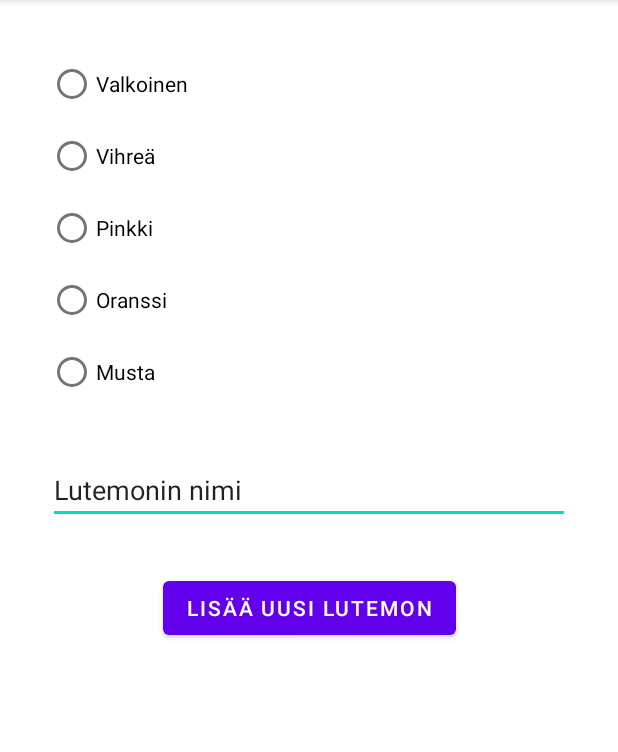
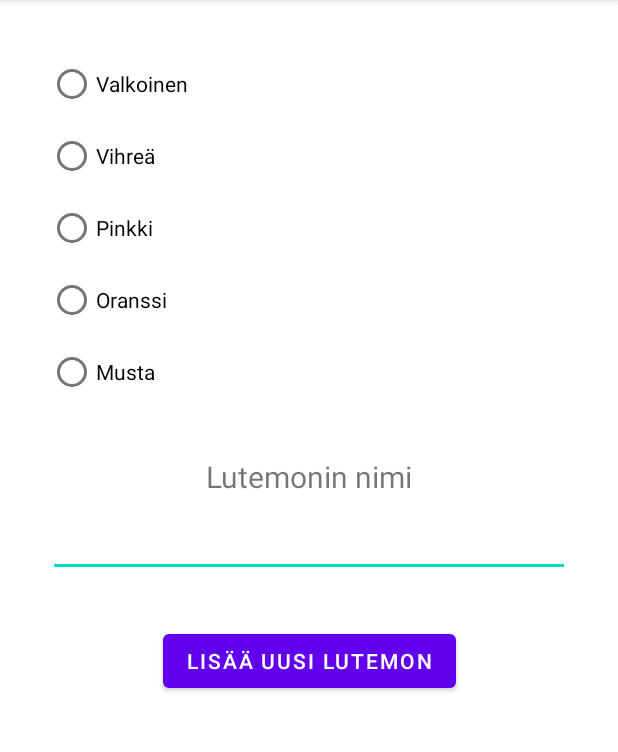
Before and after one commit to samppa13/Olio_ohjelmointi_harjoitustyo, an Android app: the AddLutemonActivity screen opened directly, with no data from a screen before it, on a phone screen of 412 x 824 dp, the part 84-836 px from its top. Run offline under Robolectric (Android 15) with nearby library versions, the phone set to English and light mode, and no system bars.

Commit message:
Improve the code.

```diff
--- a/app/src/main/java/com/example/olio_ohjelmointi_harjoitustyo/BattleFieldActivity.java
+++ b/app/src/main/java/com/example/olio_ohjelmointi_harjoitustyo/BattleFieldActivity.java
@@ -33,7 +33,7 @@
         CheckBox checkBox;
         for (Lutemon lutemon: BattleField.getInstance().getLutemons()) {
             checkBox = new CheckBox(this);
-            checkBox.setText(lutemon.getName());
+            checkBox.setText(lutemon.getColor() + " (" + lutemon.getName() + ")");
             checkBox.setId(lutemon.getId());
             checkBoxesLinearLayout.addView(checkBox);
         }
--- a/app/src/main/java/com/example/olio_ohjelmointi_harjoitustyo/Black.java
+++ b/app/src/main/java/com/example/olio_ohjelmointi_harjoitustyo/Black.java
@@ -2,6 +2,6 @@
 
 public class Black extends Lutemon {
     public Black(String name) {
-        super(name, "Musta", 9, 0, 0, 16, 16, getNumberOfCreatedLutemons(), R.drawable.black);
+        super(name, "Musta", 9, 0, 16, 16, getNumberOfCreatedLutemons(), R.drawable.black);
     }
 }
--- a/app/src/main/java/com/example/olio_ohjelmointi_harjoitustyo/Green.java
+++ b/app/src/main/java/com/example/olio_ohjelmointi_harjoitustyo/Green.java
@@ -2,6 +2,6 @@
 
 public class Green extends Lutemon {
     public Green(String name) {
-        super(name, "Vihreä", 6, 3, 0, 19, 19, getNumberOfCreatedLutemons(), R.drawable.green);
+        super(name, "Vihreä", 6, 3, 19, 19, getNumberOfCreatedLutemons(), R.drawable.green);
     }
 }
--- a/app/src/main/java/com/example/olio_ohjelmointi_harjoitustyo/MoveLutemonsActivity.java
+++ b/app/src/main/java/com/example/olio_ohjelmointi_harjoitustyo/MoveLutemonsActivity.java
@@ -35,7 +35,7 @@
         CheckBox checkBox;
         for (Lutemon lutemon: Storage.getAllLutemons()) {
             checkBox = new CheckBox(this);
-            checkBox.setText(lutemon.getName());
+            checkBox.setText(lutemon.getColor() + " (" + lutemon.getName() + ")");
             checkBox.setId(lutemon.getId());
             checkBoxLinearLayout.addView(checkBox);
         }
--- a/app/src/main/java/com/example/olio_ohjelmointi_harjoitustyo/Orange.java
+++ b/app/src/main/java/com/example/olio_ohjelmointi_harjoitustyo/Orange.java
@@ -2,6 +2,6 @@
 
 public class Orange extends Lutemon {
     public Orange(String name) {
-        super(name, "Oranssi", 8, 1, 0, 17, 17, getNumberOfCreatedLutemons(), R.drawable.orange);
+        super(name, "Oranssi", 8, 1, 17, 17, getNumberOfCreatedLutemons(), R.drawable.orange);
     }
 }
--- a/app/src/main/java/com/example/olio_ohjelmointi_harjoitustyo/Pink.java
+++ b/app/src/main/java/com/example/olio_ohjelmointi_harjoitustyo/Pink.java
@@ -2,6 +2,6 @@
 
 public class Pink extends Lutemon {
     public Pink(String name) {
-        super(name, "Pinkki", 7, 2, 0, 18, 18, getNumberOfCreatedLutemons(), R.drawable.pink);
+        super(name, "Pinkki", 7, 2, 18, 18, getNumberOfCreatedLutemons(), R.drawable.pink);
     }
 }
--- a/app/src/main/java/com/example/olio_ohjelmointi_harjoitustyo/StatisticsActivity.java
+++ b/app/src/main/java/com/example/olio_ohjelmointi_harjoitustyo/StatisticsActivity.java
@@ -33,7 +33,7 @@
         column3d.title().padding(0d, 0d, 15d, 0d);
         ArrayList<DataEntry> seriesData = new ArrayList<>();
         for (Lutemon lutemon: Storage.getAllLutemons()) {
-            seriesData.add(new Statistics(lutemon.getName(), lutemon.getWins(), lutemon.getLosses(), lutemon.getTrainingDays()));
+            seriesData.add(new Statistics(lutemon.getColor() + " (" + lutemon.getName() + ")", lutemon.getWins(), lutemon.getLosses(), lutemon.getTrainingDays()));
         }
         Set set = Set.instantiate();
         set.data(seriesData);
--- a/app/src/main/java/com/example/olio_ohjelmointi_harjoitustyo/Storage.java
+++ b/app/src/main/java/com/example/olio_ohjelmointi_harjoitustyo/Storage.java
@@ -21,6 +21,10 @@
         lutemons.remove(lutemon);
     }
 
+    public void removeLutemons() {
+        lutemons.removeAll(lutemons);
+    }
+
     public static ArrayList<Lutemon> getAllLutemons() {
         ArrayList<Lutemon> allLutemons = new ArrayList<>();
         allLutemons.addAll(Home.getInstance().getLutemons());
--- a/app/src/main/java/com/example/olio_ohjelmointi_harjoitustyo/TrainingArea.java
+++ b/app/src/main/java/com/example/olio_ohjelmointi_harjoitustyo/TrainingArea.java
@@ -12,10 +12,6 @@
         return trainingArea;
     }
 
-    public void removeLutemons() {
-        lutemons.removeAll(lutemons);
-    }
-
     public void train() {
         for (Lutemon lutemon: lutemons) {
             lutemon.setExperience(lutemon.getExperience() + 1);
--- a/app/src/main/java/com/example/olio_ohjelmointi_harjoitustyo/White.java
+++ b/app/src/main/java/com/example/olio_ohjelmointi_harjoitustyo/White.java
@@ -2,6 +2,6 @@
 
 public class White extends Lutemon {
     public White(String name) {
-        super(name, "Valkoinen", 5, 4, 0, 20, 20, getNumberOfCreatedLutemons(), R.drawable.white);
+        super(name, "Valkoinen", 5, 4, 20, 20, getNumberOfCreatedLutemons(), R.drawable.white);
     }
 }
--- a/app/src/main/res/layout/activity_add_lutemon.xml
+++ b/app/src/main/res/layout/activity_add_lutemon.xml
@@ -49,19 +49,33 @@
 
     </RadioGroup>
 
+    <TextView
+        android:id="@+id/textView"
+        android:layout_width="match_parent"
+        android:layout_height="wrap_content"
+        android:layout_marginStart="32dp"
+        android:layout_marginTop="32dp"
+        android:layout_marginEnd="32dp"
+        android:text="Lutemonin nimi"
+        android:textAlignment="center"
+        android:textSize="20sp"
+        app:layout_constraintEnd_toEndOf="parent"
+        app:layout_constraintStart_toStartOf="parent"
+        app:layout_constraintTop_toBottomOf="@id/lutemonTypeRadioGroup" />
+
     <EditText
         android:id="@+id/nameEditText"
         android:layout_width="0dp"
         android:layout_height="wrap_content"
         android:layout_marginStart="32dp"
-        android:layout_marginTop="32dp"
+        android:layout_marginTop="8dp"
         android:layout_marginEnd="32dp"
         android:ems="10"
         android:inputType="textPersonName"
-        android:text="Lutemonin nimi"
+        android:text=""
         app:layout_constraintEnd_toEndOf="parent"
         app:layout_constraintStart_toStartOf="parent"
-        app:layout_constraintTop_toBottomOf="@id/lutemonTypeRadioGroup" />
+        app:layout_constraintTop_toBottomOf="@id/textView" />
 
     <Button
         android:id="@+id/addLutemonButton"
```
Also changed, not shown: app/src/main/java/com/example/olio_ohjelmointi_harjoitustyo/BattleField.java (+16 -11 lines), app/src/main/java/com/example/olio_ohjelmointi_harjoitustyo/Lutemon.java (+10 -6 lines), app/src/main/java/com/example/olio_ohjelmointi_harjoitustyo/SaveAndLoadLutemons.java (+9 -2 lines).
